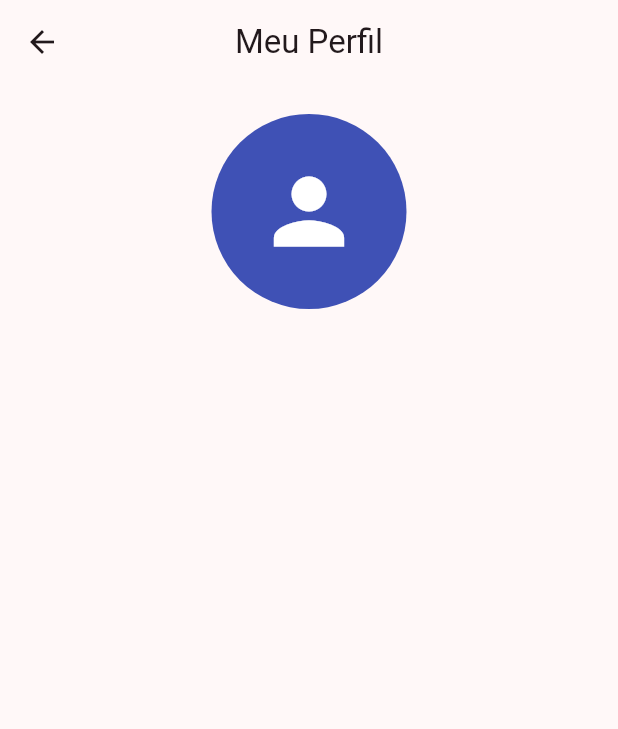
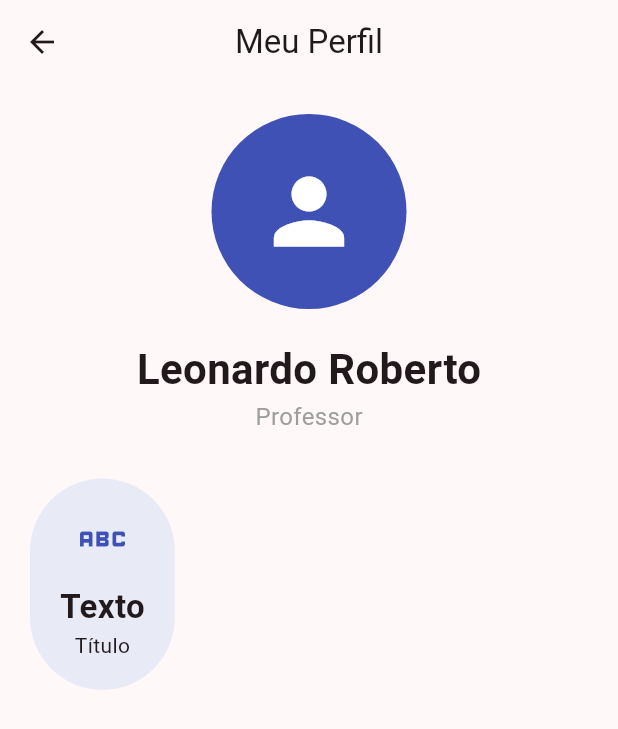
Before and after one commit to kakauzinha-cv/programa-o-mobili2026, a Flutter app: the Aula03 screen opened by its route, on a phone screen of 412 x 824 dp. Shown: the top 729 px of the screen. Run offline on Flutter 3.47's test engine with Material 3 defaults, Android fonts, the phone set to English and light mode, and no system bars.

Commit message:
continuando aula 03

```diff
--- a/lib/paginas/aula03.dart
+++ b/lib/paginas/aula03.dart
@@ -10,16 +10,16 @@ class Aula03 extends StatelessWidget {
         title: const Text("Meu Perfil"),
         // Centraliza o título da AppBar
         centerTitle: true,
-      ), // AppBar
+      ),
       body: SingleChildScrollView(
         // Adiciona um padding em torno do conteúdo da tela
         padding: EdgeInsets.all(20),
-        //Preciamos do container para aplicar alinhamemto e forma correta
+        // Precisamos do container para aplicar alinhamento de forma correta
         child: Container(
           width: double.infinity,
-          child: const Column(
+          child: Column(
             mainAxisSize: MainAxisSize.max,
-            //Alimhando ao centro
+            // Alinhando ao centro
             mainAxisAlignment: MainAxisAlignment.center,
             crossAxisAlignment: CrossAxisAlignment.center,
             children: [
@@ -33,6 +33,44 @@ class Aula03 extends StatelessWidget {
                   size: 70,
                 ),
               ),
+              SizedBox(height: 20),
+              Text(
+                "Leonardo Roberto",
+                style: TextStyle(
+                  fontSize: 28,
+                  fontWeight: FontWeight.bold,
+                ),
+              ),
+              Text(
+                "Professor",
+                style: TextStyle(
+                  fontSize: 16,
+                  color: Colors.grey,
+                ),
+              ),
+              const SizedBox(height: 30),
+
+              Row(children: [
+                Container(
+                  padding: EdgeInsets.all(20),
+                  decoration: BoxDecoration(
+                    color: Colors.indigo.shade50,
+                    borderRadius: BorderRadius.circular(50),
+                  ), // BoxDecoration
+                  child: Column(children: [
+                    Icon(Icons.abc, size: 40, color: Colors.indigo),
+                    const SizedBox(height: 10),
+                    Text(
+                      "Texto",
+                      style: TextStyle(
+                        fontSize: 22,
+                        fontWeight: FontWeight.bold,
+                      ),
+                    ),
+                    Text("Título"),
+                  ]),
+                ),
+              ])
             ],
           ),
         ),
```
